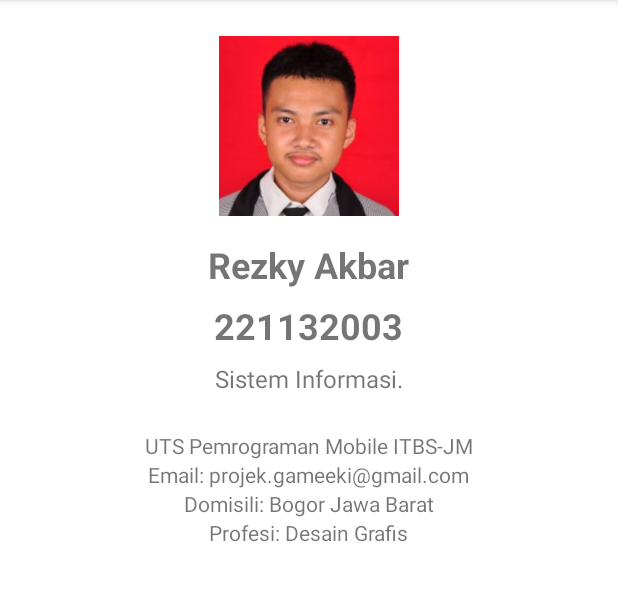
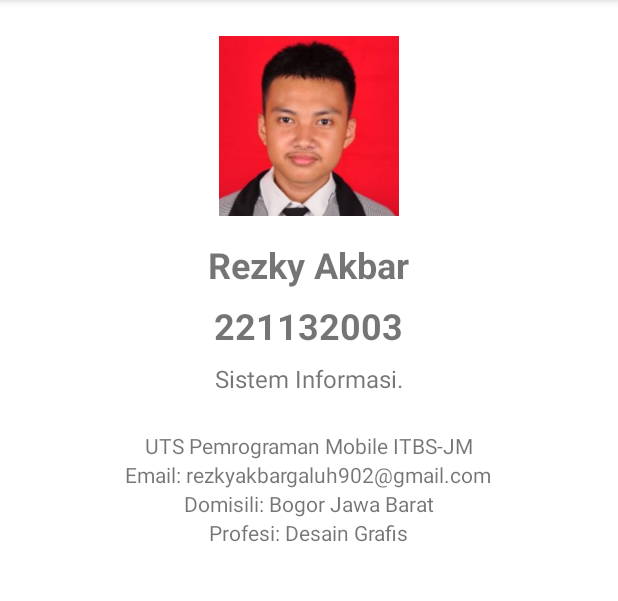
Before and after one commit to EkiAkbar/SimpleCalculator, an Android app: the DetailActivity screen opened directly, with no data from a screen before it, on a phone screen of 412 x 824 dp, the part 84-685 px from its top. Run offline under Robolectric (Android 15) with nearby library versions, the phone set to English and light mode, and no system bars.

Commit message:
ubah Readme
ubah Readme

```diff
--- a/app/src/main/res/layout/activity_detail.xml
+++ b/app/src/main/res/layout/activity_detail.xml
@@ -58,7 +58,7 @@
         <TextView
             android:layout_width="wrap_content"
             android:layout_height="wrap_content"
-            android:text="Email: projek.gameeki@gmail.com"/>
+            android:text="Email: rezkyakbargaluh902@gmail.com"/>
 
         <TextView
             android:layout_width="wrap_content"
```
Also changed, not shown: 1 other file.
